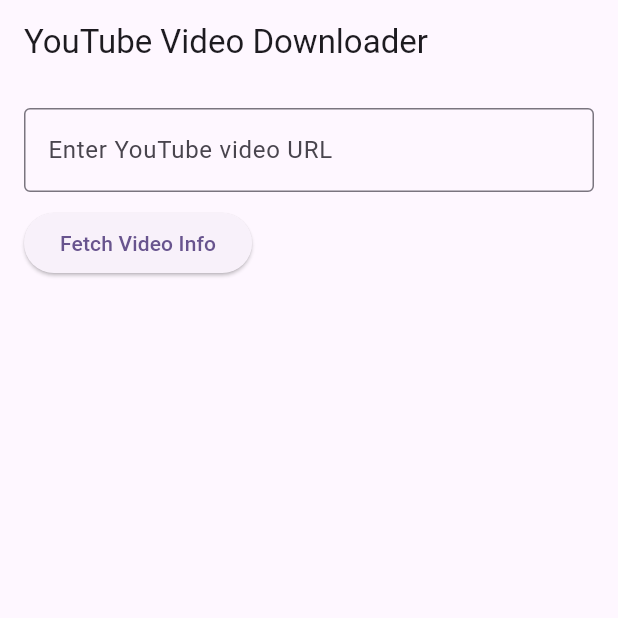
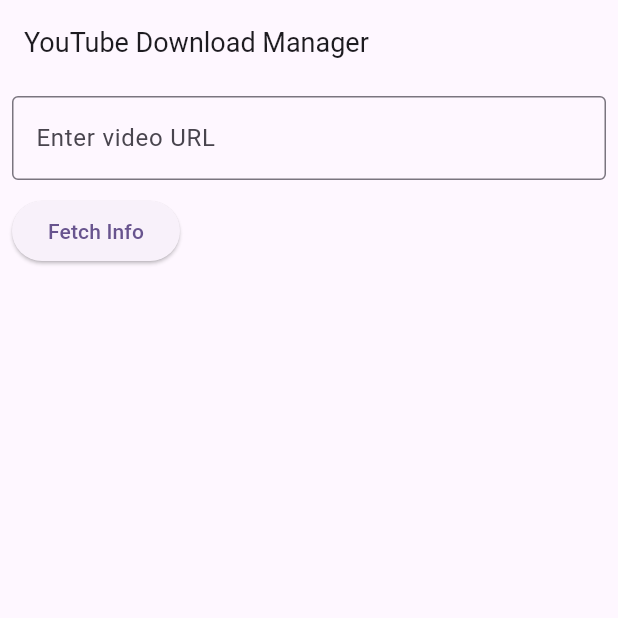
Before and after one commit to subsavage/YT_download_manager, a Flutter app: the screen it shows after launch, on a phone screen of 412 x 824 dp, the top half of it. Run offline on Flutter 3.47's test engine with Material 3 defaults, Android fonts, the light colour scheme and no system bars; our stand-ins replace device_info_plus, flutter_local_notifications, permission_handler; missing offline and left inert: photo_manager, youtube_explode_dart.

Commit message:
minor ui improvements

```diff
--- a/lib/homepage.dart
+++ b/lib/homepage.dart
@@ -17,21 +17,28 @@
   @override
   Widget build(BuildContext context) {
     return Scaffold(
-      appBar: AppBar(title: Text("YouTube Video Downloader")),
+      appBar: AppBar(
+        title: const Text(
+          "YouTube Download Manager",
+          style: TextStyle(
+            fontSize: 18,
+          ),
+        ),
+      ),
       body: Padding(
-        padding: EdgeInsets.all(16.0),
+        padding: const EdgeInsets.all(8.0),
         child: SingleChildScrollView(
           child: Column(
             crossAxisAlignment: CrossAxisAlignment.start,
             children: [
               TextField(
                 controller: _urlController,
-                decoration: InputDecoration(
-                  hintText: 'Enter YouTube video URL',
+                decoration: const InputDecoration(
+                  hintText: 'Enter video URL',
                   border: OutlineInputBorder(),
                 ),
               ),
-              SizedBox(height: 10),
+              const SizedBox(height: 10),
               ElevatedButton(
                 onPressed: () async {
                   String url = _urlController.text.trim();
@@ -44,18 +51,22 @@
                     });
                   }
                 },
-                child: Text("Fetch Video Info"),
+                child: const Text("Fetch Info"),
               ),
               SizedBox(height: 20),
               _videoTitle != null && _videoTitle!.isNotEmpty
                   ? Column(
                       children: [
                         Image.network(_videoThumbnail!),
-                        Text("Title: $_videoTitle"),
-                        Text("Available Resolutions:"),
-                        for (var resolution in _resolutions!)
-                          Text("- $resolution"),
-                        SizedBox(height: 20),
+                        const SizedBox(height: 10),
+                        Text(
+                          "Title: $_videoTitle",
+                          style: const TextStyle(
+                            fontSize: 18,
+                            fontWeight: FontWeight.w500,
+                          ),
+                        ),
+                        const SizedBox(height: 20),
                         ElevatedButton(
                           onPressed: _isDownloading
                               ? null
@@ -82,16 +93,18 @@
                                     });
                                   }
                                 },
-                          child: Text("Download Video"),
+                          child: const Text("Download Video"),
                         ),
                         if (_isDownloading) ...[
-                          SizedBox(height: 20),
+                          const SizedBox(height: 20),
                           LinearProgressIndicator(
                             value: _downloadProgress,
                           ),
-                          SizedBox(height: 10),
+                          const SizedBox(height: 10),
                           Text(
                               "${(_downloadProgress * 100).toStringAsFixed(0)}% Downloaded"),
+                          const Text(
+                              "(the video will be saved in your gallery)")
                         ]
                       ],
                     )
```
